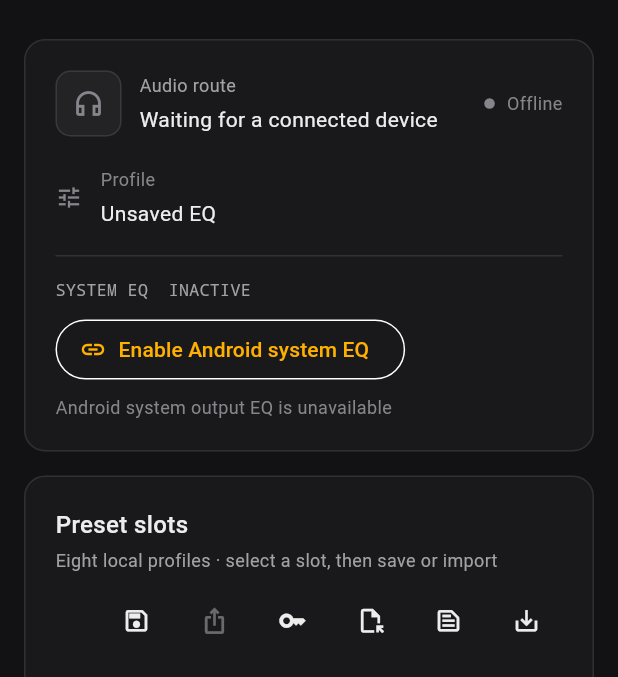
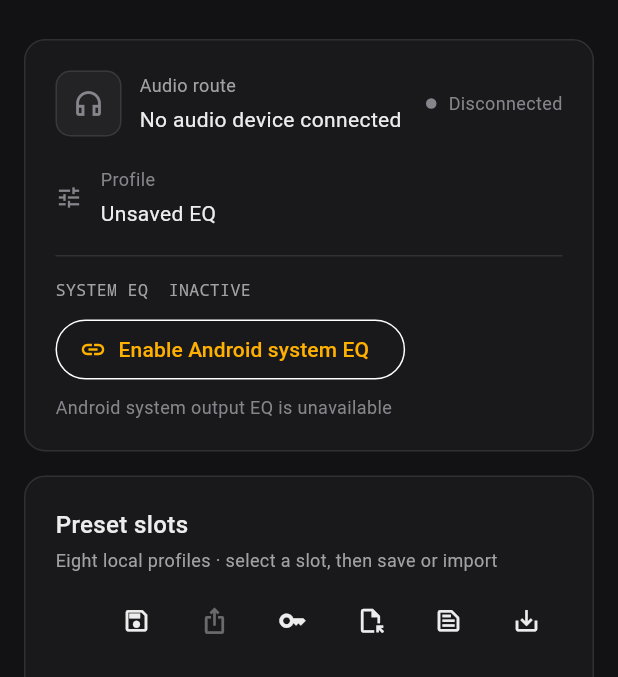
Before and after one commit to EilyVonCoffee/Driver-Sound-HRB, a Flutter app: the screen it shows after launch, on a phone screen of 412 x 824 dp, the part 135-812 px from its top. Run offline on Flutter 3.47's test engine with Material 3 defaults, Android fonts, the phone set to English and light mode, and no system bars; our stand-ins replace file_picker, share_plus, shared_preferences.

Commit message:
Clarify disconnected audio route status

```diff
--- a/app/lib/widgets/route_device_icon.dart
+++ b/app/lib/widgets/route_device_icon.dart
@@ -68,7 +68,7 @@ class RouteDeviceIcon extends StatelessWidget {
               ),
               const SizedBox(height: 4),
               Text(
-                current?.name ?? 'Waiting for a connected device',
+                current?.name ?? 'No audio device connected',
                 maxLines: 1,
                 overflow: TextOverflow.ellipsis,
                 style: const TextStyle(color: Color(0xFFEDEDED), fontSize: 14),
@@ -94,7 +94,7 @@ class RouteDeviceIcon extends StatelessWidget {
             Text(
               isActive
                   ? 'Connected'
-                  : (current == null ? 'Offline' : 'Detected'),
+                  : (current == null ? 'Disconnected' : 'Detected'),
               style: TextStyle(
                 color: isActive
                     ? const Color(0xFF4CC38A)
```
Also changed, not shown: 1 other file.
